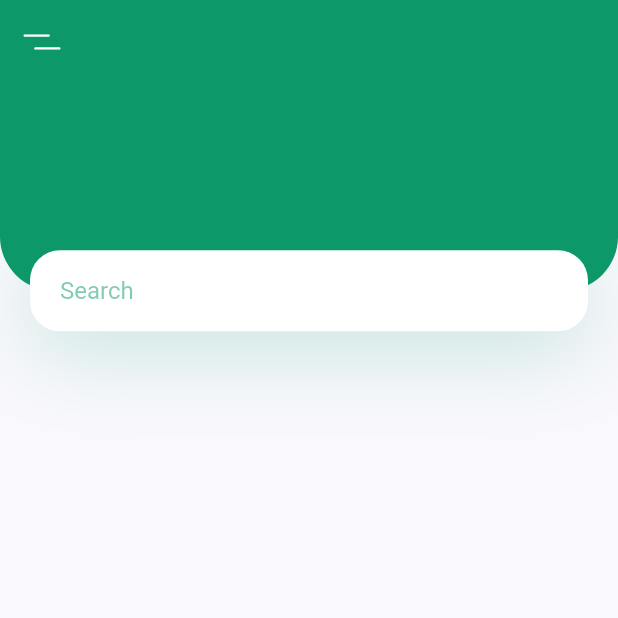
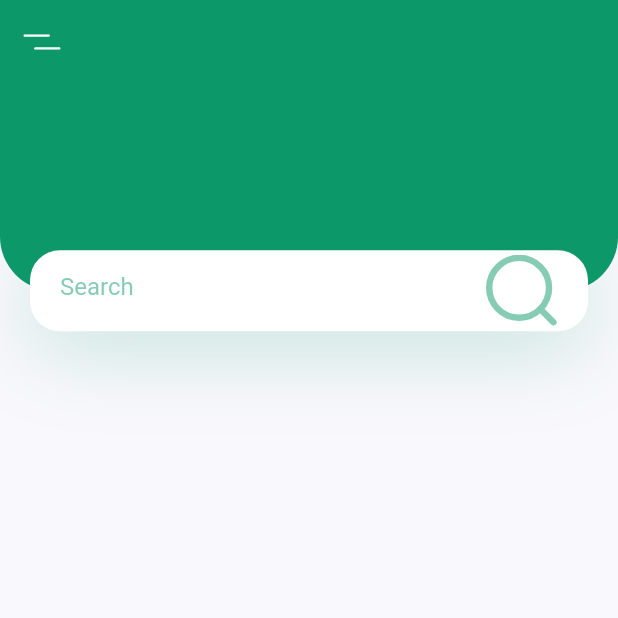
Before and after one commit to jantapabh/Plant-App, a Flutter app: the screen it shows after launch, on a phone screen of 412 x 824 dp, the top half of it. Run offline on Flutter 3.47's test engine with Material 2 defaults, Android fonts, the phone set to English and light mode, and no system bars; our stand-ins replace flutter_svg.

Commit message:
add commit

```diff
--- a/lib/screen/components/body.dart
+++ b/lib/screen/components/body.dart
@@ -1,4 +1,5 @@
 import 'package:flutter/material.dart';
+import 'package:flutter_svg/flutter_svg.dart';
 import 'package:plantapp/constants.dart';
 
 class Body extends StatelessWidget {
@@ -47,6 +48,7 @@ class Body extends StatelessWidget {
                     ),
                     enabledBorder: InputBorder.none,
                     focusedBorder: InputBorder.none,
+                    suffixIcon: SvgPicture.asset("assets/icons/search.svg")
                   ),
                 ),
               ),
```
